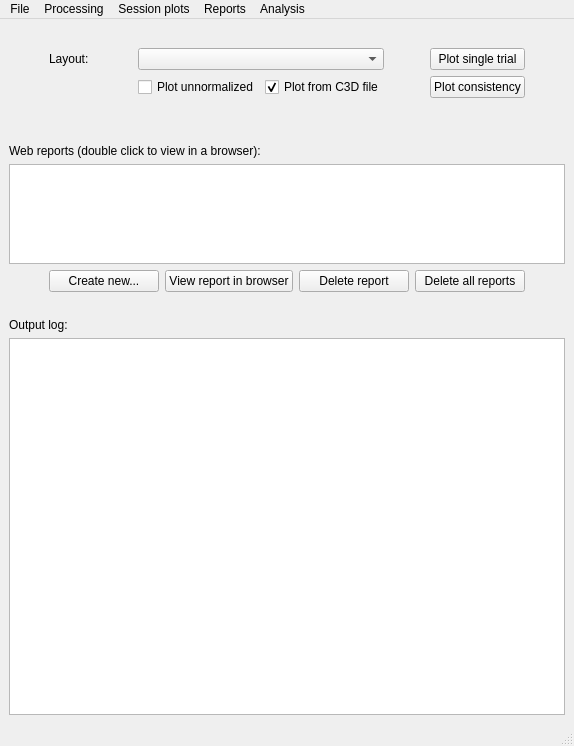
Above: gaitutils/nexus_scripts/nexus_menu.ui from NCH-Motion-Laboratory/gaitutils before the change. Below: the same form after it.
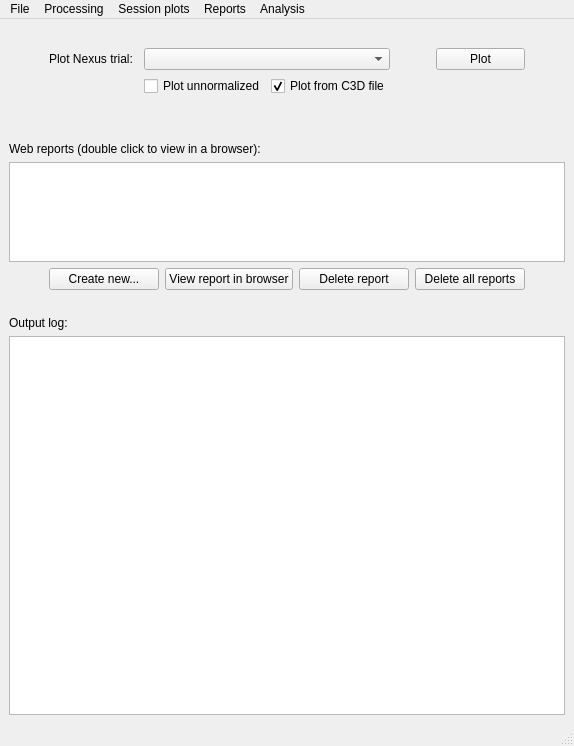
That is the form after the change. Custom widgets are drawn as their Qt base class.

Patch:
```diff
--- a/gaitutils/nexus_scripts/nexus_menu.ui
+++ b/gaitutils/nexus_scripts/nexus_menu.ui
@@ -91,19 +91,6 @@
         </property>
        </spacer>
       </item>
-      <item row="4" column="7">
-       <widget class="QPushButton" name="btnPlotNexusConsistency">
-        <property name="sizePolicy">
-         <sizepolicy hsizetype="Preferred" vsizetype="Preferred">
-          <horstretch>0</horstretch>
-          <verstretch>0</verstretch>
-         </sizepolicy>
-        </property>
-        <property name="text">
-         <string>Plot consistency</string>
-        </property>
-       </widget>
-      </item>
       <item row="4" column="2">
        <widget class="QCheckBox" name="xbPlotUnnorm">
         <property name="sizePolicy">
@@ -120,7 +107,7 @@
       <item row="1" column="1">
        <widget class="QLabel" name="label_3">
         <property name="text">
-         <string>Layout:</string>
+         <string>Plot Nexus trial:</string>
         </property>
        </widget>
       </item>
@@ -140,7 +127,7 @@
          </sizepolicy>
         </property>
         <property name="text">
-         <string>Plot single trial</string>
+         <string>Plot</string>
         </property>
        </widget>
       </item>
```
